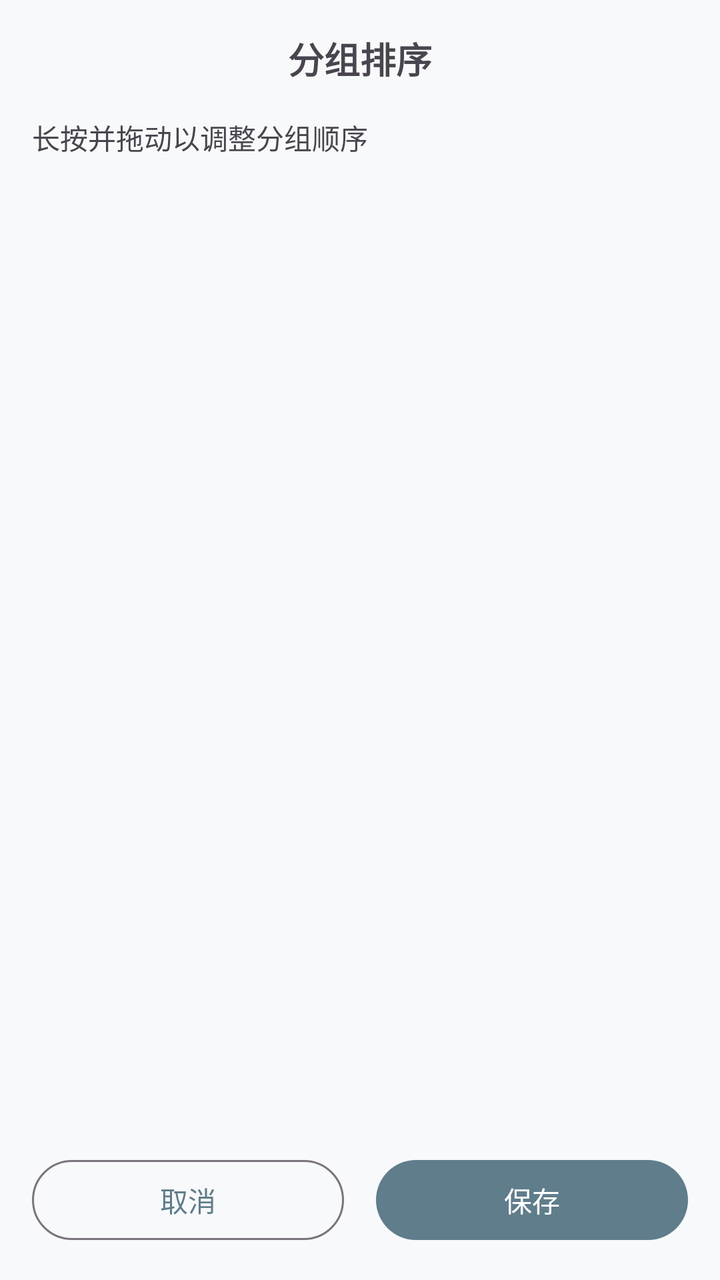
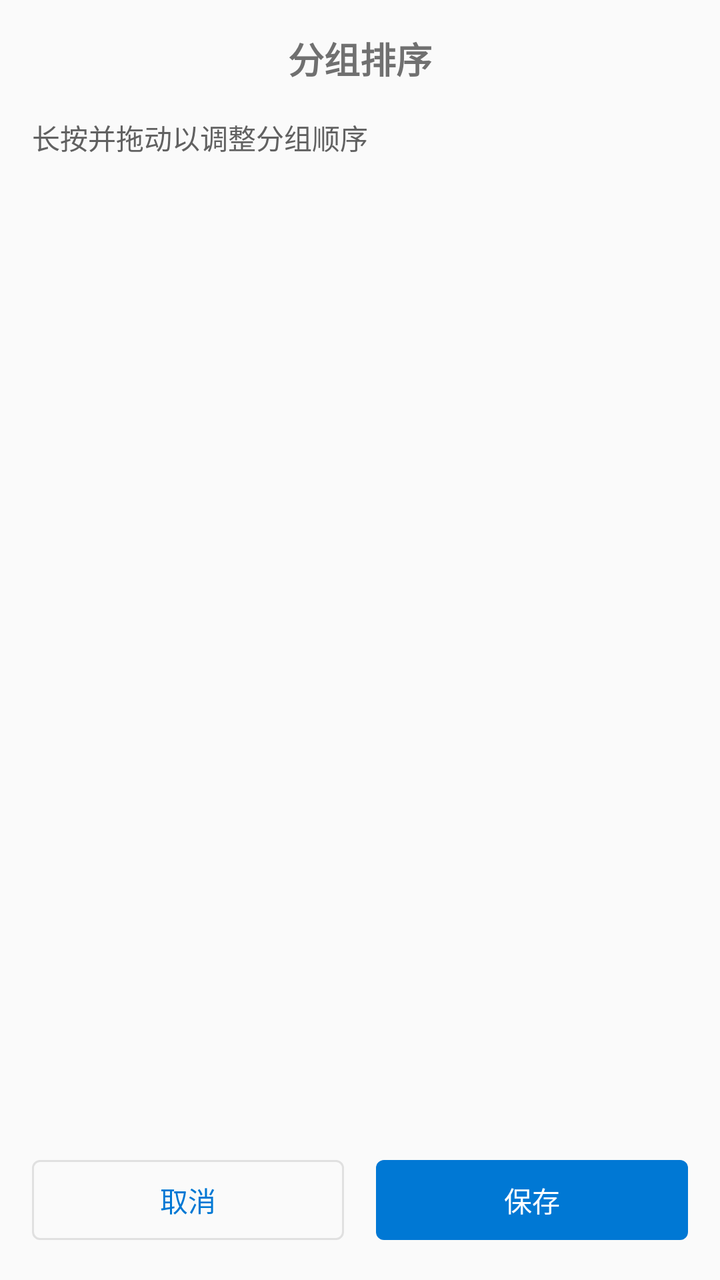

Two renders of the same Android screen: before a commit and after it. Below are the layout's source before the change and the commit's diff.
<!-- AndroidManifest.xml: application theme Theme.AppSnapshot -->
<!-- res/layout/bottom_sheet_group_sort.xml -->
<?xml version="1.0" encoding="utf-8"?>
<LinearLayout xmlns:android="http://schemas.android.com/apk/res/android"
    xmlns:app="http://schemas.android.com/apk/res-auto"
    android:layout_width="match_parent"
    android:layout_height="wrap_content"
    android:orientation="vertical"
    android:padding="16dp">

    <TextView
        android:layout_width="match_parent"
        android:layout_height="wrap_content"
        android:layout_marginBottom="16dp"
        android:gravity="center"
        android:text="分组排序"
        android:textSize="18sp"
        android:textStyle="bold" />

    <TextView
        android:layout_width="match_parent"
        android:layout_height="wrap_content"
        android:layout_marginBottom="8dp"
        android:text="长按并拖动以调整分组顺序"
        android:textColor="?android:textColorSecondary"
        android:textSize="14sp" />

    <androidx.recyclerview.widget.RecyclerView
        android:id="@+id/rv_groups"
        android:layout_width="match_parent"
        android:layout_height="0dp"
        android:layout_marginBottom="16dp"
        android:layout_weight="1"
        android:maxHeight="400dp"
        android:minHeight="200dp" />

    <LinearLayout
        android:layout_width="match_parent"
        android:layout_height="wrap_content"
        android:orientation="horizontal">

        <com.google.android.material.button.MaterialButton
            android:id="@+id/btn_cancel"
            style="@style/Widget.Material3.Button.OutlinedButton"
            android:layout_width="0dp"
            android:layout_height="wrap_content"
            android:layout_marginEnd="8dp"
            android:layout_weight="1"
            android:text="取消" />

        <com.google.android.material.button.MaterialButton
            android:id="@+id/btn_save"
            style="@style/Widget.Material3.Button"
            android:layout_width="0dp"
            android:layout_height="wrap_content"
            android:layout_marginStart="8dp"
            android:layout_weight="1"
            android:text="保存" />

    </LinearLayout>

</LinearLayout>
<!-- resources referenced by this layout -->
<resources>
  <style name="Theme.AppSnapshot" parent="Theme.Material3.DayNight">
          
          <item name="colorPrimary">@color/blue_grey_500</item>
          <item name="colorPrimaryVariant">@color/blue_grey_700</item>
          <item name="colorOnPrimary">@color/white</item>
          
          <item name="colorSecondary">@color/blue_grey_300</item>
          <item name="colorSecondaryVariant">@color/blue_grey_800</item>
          <item name="colorOnSecondary">@color/white</item>
          
          <item name="android:statusBarColor">@android:color/transparent</item>
          
          <item name="android:colorBackground">@color/light_gray_white</item>
          
      </style>
  <color name="blue_grey_500">#FF607D8B</color>
  <color name="blue_grey_700">#FF455A64</color>
  <color name="white">#FFFFFFFF</color>
  <color name="blue_grey_300">#FF90A4AE</color>
  <color name="blue_grey_800">#FF37474F</color>
  <color name="light_gray_white">#FFF8F9FA</color>
</resources>

<!-- the commit's change to res/layout/bottom_sheet_group_sort.xml (unified diff, before → after) -->
@@ -39,7 +39,7 @@
 
         <com.google.android.material.button.MaterialButton
             android:id="@+id/btn_cancel"
-            style="@style/Widget.Material3.Button.OutlinedButton"
+            style="@style/Widget.AppSnapshot.Button.Outlined"
             android:layout_width="0dp"
             android:layout_height="wrap_content"
             android:layout_marginEnd="8dp"
@@ -48,7 +48,7 @@
 
         <com.google.android.material.button.MaterialButton
             android:id="@+id/btn_save"
-            style="@style/Widget.Material3.Button"
+            style="@style/Widget.AppSnapshot.Button"
             android:layout_width="0dp"
             android:layout_height="wrap_content"
             android:layout_marginStart="8dp"
<!-- resource entries referenced after the edit -->
@@ -1,25 +1,221 @@
 <!-- resources referenced by this layout -->
 <resources>
-  <style name="Theme.AppSnapshot" parent="Theme.Material3.DayNight">
-          
-          <item name="colorPrimary">@color/blue_grey_500</item>
-          <item name="colorPrimaryVariant">@color/blue_grey_700</item>
-          <item name="colorOnPrimary">@color/white</item>
-          
-          <item name="colorSecondary">@color/blue_grey_300</item>
-          <item name="colorSecondaryVariant">@color/blue_grey_800</item>
-          <item name="colorOnSecondary">@color/white</item>
+  <style name="Widget.AppSnapshot.Button" parent="Widget.Material3.Button">
+          <item name="backgroundTint">@color/primary</item>
+          <item name="android:textColor">@color/on_primary</item>
+          <item name="shapeAppearanceOverlay">@style/ShapeAppearance.AppSnapshot.Corner.Control</item>
+      </style>
+  <style name="Widget.AppSnapshot.Button.Outlined" parent="Widget.Material3.Button.OutlinedButton">
+          <item name="strokeColor">@color/outline</item>
+          <item name="android:textColor">@color/primary</item>
+          <item name="shapeAppearanceOverlay">@style/ShapeAppearance.AppSnapshot.Corner.Control</item>
+      </style>
+  <style name="Theme.AppSnapshot" parent="Theme.Material3.DayNight.NoActionBar">
+          
+          <item name="shapeAppearanceSmallComponent">@style/ShapeAppearance.AppSnapshot.SmallComponent</item>
+          <item name="shapeAppearanceMediumComponent">@style/ShapeAppearance.AppSnapshot.MediumComponent</item>
+          <item name="shapeAppearanceLargeComponent">@style/ShapeAppearance.AppSnapshot.LargeComponent</item>
+          
+          <item name="colorPrimary">@color/primary</item>
+          <item name="colorOnPrimary">@color/on_primary</item>
+          <item name="colorPrimaryContainer">@color/primary_container</item>
+          <item name="colorOnPrimaryContainer">@color/on_primary_container</item>
+          
+          <item name="colorSecondary">@color/secondary</item>
+          <item name="colorOnSecondary">@color/on_secondary</item>
+          <item name="colorSecondaryContainer">@color/secondary_container</item>
+          <item name="colorOnSecondaryContainer">@color/on_secondary_container</item>
+          
+          <item name="colorTertiary">@color/tertiary</item>
+          <item name="colorOnTertiary">@color/on_tertiary</item>
+          <item name="colorTertiaryContainer">@color/tertiary_container</item>
+          <item name="colorOnTertiaryContainer">@color/on_tertiary_container</item>
+          
+          <item name="android:colorBackground">@color/background</item>
+          <item name="colorOnBackground">@color/on_background</item>
+          <item name="colorSurface">@color/surface</item>
+          <item name="colorOnSurface">@color/on_surface</item>
+          <item name="colorSurfaceVariant">@color/surface_variant</item>
+          <item name="colorOnSurfaceVariant">@color/on_surface_variant</item>
+          <item name="colorSurfaceContainer">@color/surface</item>
+          <item name="colorSurfaceContainerHigh">@color/fluent_layer</item>
+          <item name="colorSurfaceContainerHighest">@color/surface_variant</item>
+          <item name="colorSurfaceContainerLow">@color/background</item>
+          <item name="colorSurfaceContainerLowest">@color/surface</item>
+          
+          <item name="colorOutline">@color/outline</item>
+          <item name="colorOutlineVariant">@color/outline_variant</item>
+          
+          <item name="android:textColorPrimary">@color/on_surface</item>
+          <item name="android:textColorSecondary">@color/on_surface_variant</item>
+          <item name="android:textColorTertiary">@color/fluent_text_tertiary</item>
+          
+          <item name="colorAccent">@color/primary</item>
+          <item name="colorControlActivated">@color/primary</item>
+          <item name="colorControlNormal">@color/icon_primary</item>
+          <item name="colorControlHighlight">@color/primary_container</item>
           
           <item name="android:statusBarColor">@android:color/transparent</item>
-          
-          <item name="android:colorBackground">@color/light_gray_white</item>
-          
-      </style>
-  <color name="blue_grey_500">#FF607D8B</color>
-  <color name="blue_grey_700">#FF455A64</color>
-  <color name="white">#FFFFFFFF</color>
-  <color name="blue_grey_300">#FF90A4AE</color>
-  <color name="blue_grey_800">#FF37474F</color>
-  <color name="light_gray_white">#FFF8F9FA</color>
+          <item name="android:navigationBarColor">@color/background</item>
+          
+          <item name="bottomNavigationStyle">@style/Widget.AppSnapshot.BottomNavigationView</item>
+          
+          <item name="tabStyle">@style/Widget.AppSnapshot.TabLayout</item>
+          
+          <item name="chipStyle">@style/Widget.AppSnapshot.Chip.Filter</item>
+          
+          <item name="floatingActionButtonStyle">@style/Widget.AppSnapshot.FloatingActionButton</item>
+          
+          <item name="switchStyle">@style/Widget.AppSnapshot.Switch</item>
+          <item name="checkboxStyle">@style/Widget.AppSnapshot.CheckBox</item>
+          
+          <item name="materialButtonStyle">@style/Widget.AppSnapshot.Button</item>
+          
+          <item name="toolbarStyle">@style/Widget.AppSnapshot.Toolbar</item>
+          <item name="actionBarSize">@dimen/toolbar_height</item>
+          <item name="actionBarTheme">@style/ThemeOverlay.AppSnapshot.ActionBar</item>
+          
+          <item name="materialAlertDialogTheme">@style/ThemeOverlay.AppSnapshot.Dialog</item>
+          <item name="bottomSheetDialogTheme">@style/ThemeOverlay.AppSnapshot.BottomSheet</item>
+      </style>
+  <color name="primary">@color/fluent_accent</color>
+  <color name="on_primary">#FFFFFFFF</color>
+  <style name="ShapeAppearance.AppSnapshot.Corner.Control" parent="ShapeAppearance.Material3.Corner.Small">
+          <item name="cornerFamily">rounded</item>
+          <item name="cornerSize">@dimen/fluent_corner_radius_control</item>
+      </style>
+  <color name="outline">@color/fluent_stroke</color>
+  <style name="ShapeAppearance.AppSnapshot.SmallComponent" parent="ShapeAppearance.Material3.SmallComponent">
+          <item name="cornerFamily">rounded</item>
+          <item name="cornerSize">@dimen/fluent_corner_radius_control</item>
+      </style>
+  <style name="ShapeAppearance.AppSnapshot.MediumComponent" parent="ShapeAppearance.Material3.MediumComponent">
+          <item name="cornerFamily">rounded</item>
+          <item name="cornerSize">@dimen/fluent_corner_radius_overlay</item>
+      </style>
+  <style name="ShapeAppearance.AppSnapshot.LargeComponent" parent="ShapeAppearance.Material3.LargeComponent">
+          <item name="cornerFamily">rounded</item>
+          <item name="cornerSize">@dimen/fluent_corner_radius_overlay</item>
+      </style>
+  <color name="primary_container">@color/fluent_accent_container</color>
+  <color name="on_primary_container">#FF004578</color>
+  <color name="secondary">@color/fluent_text_secondary</color>
+  <color name="on_secondary">#FFFFFFFF</color>
+  <color name="secondary_container">@color/fluent_fill_subtle</color>
+  <color name="on_secondary_container">@color/fluent_text_primary</color>
+  <color name="tertiary">@color/fluent_accent_hover</color>
+  <color name="on_tertiary">#FFFFFFFF</color>
+  <color name="tertiary_container">@color/fluent_accent_container_subtle</color>
+  <color name="on_tertiary_container">#FF004578</color>
+  <color name="background">@color/fluent_canvas</color>
+  <color name="on_background">@color/fluent_text_primary</color>
+  <color name="surface">@color/fluent_layer</color>
+  <color name="on_surface">@color/fluent_text_primary</color>
+  <color name="surface_variant">@color/fluent_fill_subtle</color>
+  <color name="on_surface_variant">@color/fluent_text_secondary</color>
+  <color name="fluent_layer">#FFFFFFFF</color>
+  <color name="outline_variant">@color/fluent_stroke_subtle</color>
+  <color name="fluent_text_tertiary">#FF707070</color>
+  <color name="icon_primary">@color/on_surface</color>
+  <style name="Widget.AppSnapshot.BottomNavigationView" parent="Widget.Material3.BottomNavigationView">
+          <item name="android:background">@color/surface</item>
+          <item name="itemIconTint">@color/bottom_nav_item_color</item>
+          <item name="itemTextColor">@color/bottom_nav_item_color</item>
+          <item name="itemActiveIndicatorStyle">@style/Widget.AppSnapshot.BottomNavigationView.ActiveIndicator</item>
+          <item name="itemRippleColor">@color/primary_container</item>
+      </style>
+  <style name="Widget.AppSnapshot.TabLayout" parent="Widget.Material3.TabLayout">
+          <item name="tabIndicatorColor">@color/primary</item>
+          <item name="tabSelectedTextColor">@color/primary</item>
+          <item name="tabTextColor">@color/nav_item_inactive</item>
+          <item name="tabRippleColor">@color/primary_container</item>
+          <item name="tabIndicatorHeight">3dp</item>
+          <item name="tabIndicatorFullWidth">false</item>
+      </style>
+  <style name="Widget.AppSnapshot.Chip.Filter" parent="Widget.Material3.Chip.Filter">
+          <item name="chipBackgroundColor">@color/chip_background_color</item>
+          <item name="chipSurfaceColor">@color/chip_background_color</item>
+          <item name="chipStrokeColor">@color/chip_stroke_color</item>
+          <item name="chipStrokeWidth">1dp</item>
+          <item name="chipMinHeight">32dp</item>
+          <item name="checkedIconVisible">false</item>
+          <item name="android:textColor">@color/chip_text_color</item>
+          <item name="android:textSize">13sp</item>
+          <item name="shapeAppearanceOverlay">@style/ShapeAppearance.AppSnapshot.Corner.Control</item>
+      </style>
+  <style name="Widget.AppSnapshot.FloatingActionButton" parent="Widget.Material3.FloatingActionButton.Primary">
+          <item name="backgroundTint">@color/primary</item>
+          <item name="tint">@color/on_primary</item>
+          <item name="shapeAppearance">@style/ShapeAppearance.AppSnapshot.Corner.Control</item>
+      </style>
+  <style name="Widget.AppSnapshot.Switch" parent="Widget.Material3.CompoundButton.Switch">
+          <item name="thumbTint">@color/switch_thumb_color</item>
+          <item name="trackTint">@color/switch_track_color</item>
+      </style>
+  <style name="Widget.AppSnapshot.CheckBox" parent="Widget.Material3.CompoundButton.CheckBox">
+          <item name="buttonTint">@color/primary</item>
+      </style>
+  <style name="Widget.AppSnapshot.Toolbar" parent="Widget.Material3.Toolbar">
+          <item name="android:background">@color/surface</item>
+          <item name="backgroundTint">@null</item>
+          <item name="titleTextAppearance">@style/TextAppearance.AppSnapshot.ToolbarTitle</item>
+          <item name="titleTextColor">@color/on_surface</item>
+          <item name="subtitleTextColor">@color/on_surface_variant</item>
+          <item name="android:elevation">0dp</item>
+          <item name="elevation">0dp</item>
+      </style>
+  <dimen name="toolbar_height">48dp</dimen>
+  <style name="ThemeOverlay.AppSnapshot.ActionBar" parent="ThemeOverlay.Material3.ActionBar">
+          <item name="colorControlNormal">@color/on_surface</item>
+      </style>
+  <style name="ThemeOverlay.AppSnapshot.Dialog" parent="ThemeOverlay.Material3.MaterialAlertDialog">
+          <item name="colorPrimary">@color/primary</item>
+          <item name="colorSecondary">@color/secondary</item>
+          <item name="colorTertiary">@color/tertiary</item>
+          <item name="android:colorBackground">@color/surface</item>
+          <item name="shapeAppearanceOverlay">@style/ShapeAppearance.AppSnapshot.Corner.Overlay</item>
+      </style>
+  <style name="ThemeOverlay.AppSnapshot.BottomSheet" parent="ThemeOverlay.Material3.BottomSheetDialog">
+          <item name="colorPrimary">@color/primary</item>
+          <item name="colorOnPrimary">@color/on_primary</item>
+          <item name="colorSurface">@color/surface</item>
+          <item name="colorOnSurface">@color/on_surface</item>
+          <item name="android:colorBackground">@color/surface</item>
+          <item name="materialButtonStyle">@style/Widget.AppSnapshot.Button</item>
+          <item name="shapeAppearanceOverlay">@style/ShapeAppearance.AppSnapshot.Corner.Overlay</item>
+      </style>
+  <color name="fluent_accent">#FF0078D4</color>
+  <dimen name="fluent_corner_radius_control">4dp</dimen>
+  <color name="fluent_stroke">#FFE0E0E0</color>
+  <dimen name="fluent_corner_radius_overlay">8dp</dimen>
+  <color name="fluent_accent_container">#FFDEECF9</color>
+  <color name="fluent_text_secondary">#FF616161</color>
+  <color name="fluent_fill_subtle">#FFF5F5F5</color>
+  <color name="fluent_text_primary">#FF242424</color>
+  <color name="fluent_accent_hover">#FF106EBE</color>
+  <color name="fluent_accent_container_subtle">#FFE8F4FD</color>
+  <color name="fluent_canvas">#FFFAFAFA</color>
+  <color name="fluent_stroke_subtle">#FFEBEBEB</color>
+  <style name="Widget.AppSnapshot.BottomNavigationView.ActiveIndicator" parent="Widget.Material3.BottomNavigationView.ActiveIndicator">
+          <item name="android:color">@color/nav_active_indicator</item>
+          <item name="android:width">@dimen/m3_bottom_nav_item_active_indicator_width</item>
+          <item name="android:height">@dimen/m3_bottom_nav_item_active_indicator_height</item>
+          <item name="marginHorizontal">@dimen/m3_bottom_nav_item_active_indicator_margin_horizontal</item>
+          <item name="shapeAppearance">@style/ShapeAppearance.AppSnapshot.Corner.Control</item>
+      </style>
+  <color name="nav_item_inactive">@color/fluent_text_secondary</color>
+  <style name="TextAppearance.AppSnapshot.ToolbarTitle" parent="TextAppearance.Material3.TitleMedium">
+          <item name="android:textColor">@color/on_surface</item>
+          <item name="android:textSize">17sp</item>
+          <item name="android:fontFamily">sans-serif-medium</item>
+      </style>
+  <style name="ShapeAppearance.AppSnapshot.Corner.Overlay" parent="ShapeAppearance.Material3.Corner.Medium">
+          <item name="cornerFamily">rounded</item>
+          <item name="cornerSize">@dimen/fluent_corner_radius_overlay</item>
+      </style>
+  <color name="nav_active_indicator">#1A0078D4</color>
+  <dimen name="m3_bottom_nav_item_active_indicator_width">48dp</dimen>
+  <dimen name="m3_bottom_nav_item_active_indicator_height">32dp</dimen>
+  <dimen name="m3_bottom_nav_item_active_indicator_margin_horizontal">2dp</dimen>
 </resources>
 
